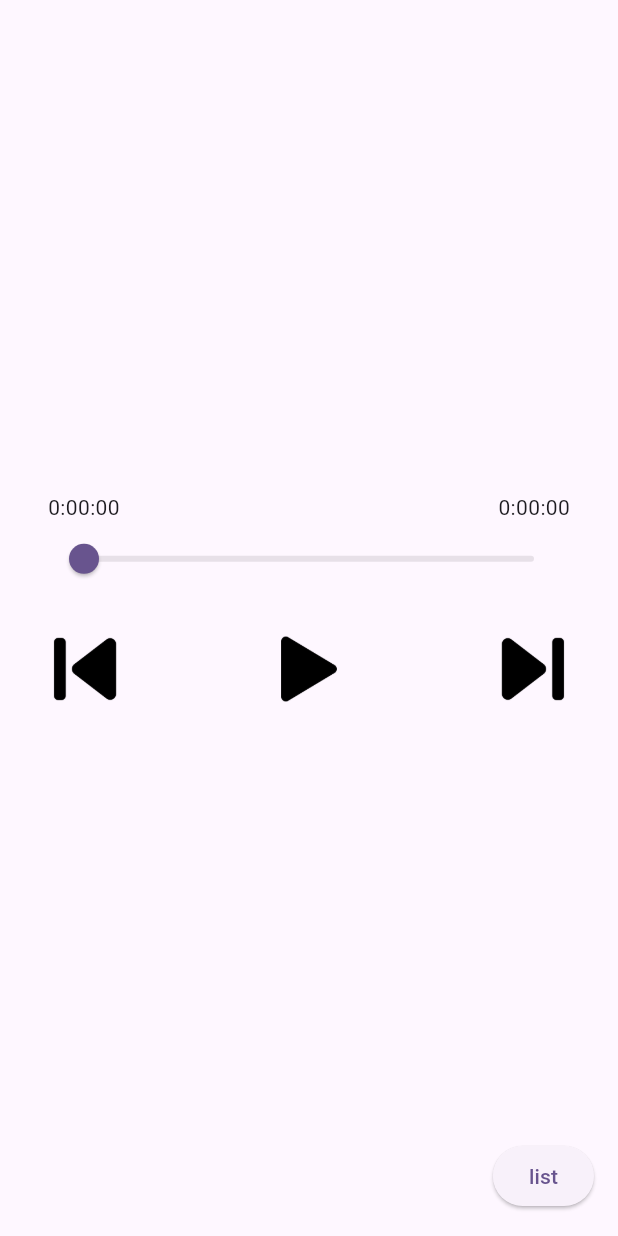
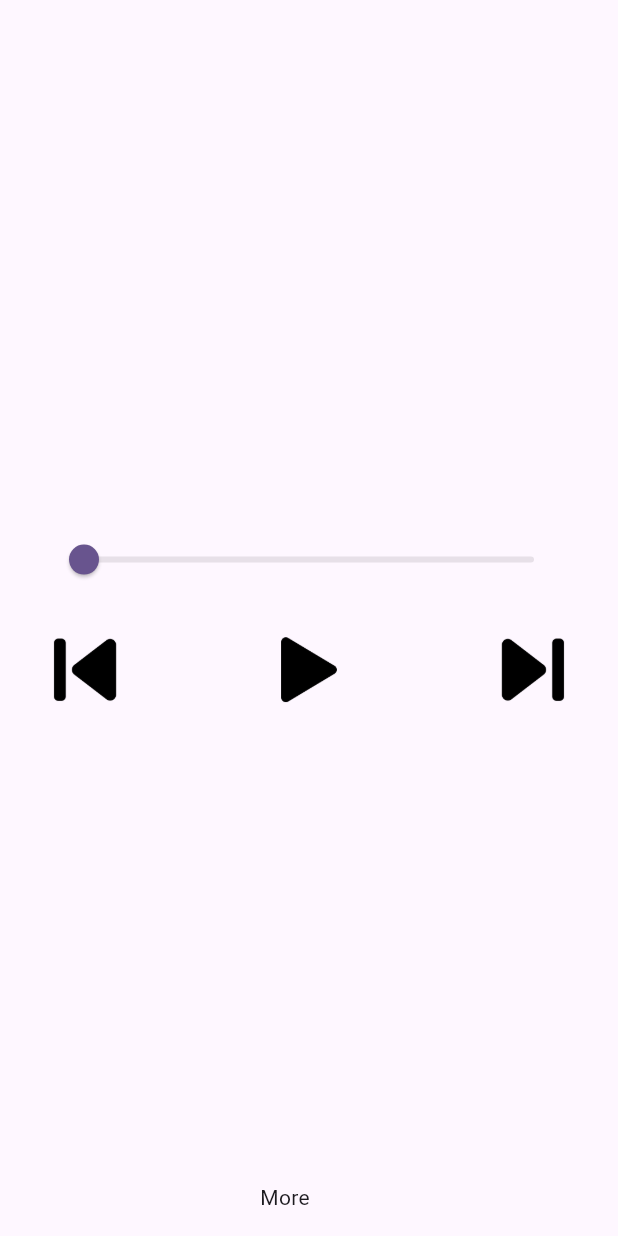
Before and after one commit to abymudaliar/music_player, a Flutter app: the screen it shows after launch, on a phone screen of 412 x 824 dp. Run offline on Flutter 3.47's test engine with Material 3 defaults, Android fonts, the phone set to English and light mode, and no system bars; our stand-ins replace just_audio, on_audio_query, permission_handler.

Commit message:
ui change

```diff
--- a/lib/home_page.dart
+++ b/lib/home_page.dart
@@ -20,6 +20,7 @@ class _HomePageState extends State<HomePage> {
     WidgetsBinding.instance.addPostFrameCallback((timeStamp) {
       var provider = Provider.of<HompageProvider>(context, listen: false);
       provider.setMusic();
+      provider.setPlayList();
     });
     requestPermission();
   }
@@ -40,16 +41,29 @@ class _HomePageState extends State<HomePage> {
                   final position = snapshot.data ?? Duration.zero;
                   final duration = provider.player.duration;
                   Duration result = Duration.zero;
+                  String res = "";
+                  String pos = "";
                   if (duration != null) {
                     result = duration - position;
+
+                    if(duration.inSeconds >= 3600){
+                      res = result.toString().substring(0, 7);
+                      pos = position.toString().substring(0, 7);
+                    }
+                    else{
+                      res = result.toString().substring(2, 7);
+                      pos = position.toString().substring(2, 7);
+                    }
+
                   }
+
                   return Column(
                     children: [
                       Row(
                         mainAxisAlignment: MainAxisAlignment.spaceBetween,
                         children: [
-                          Text(position.toString().substring(0, 7)),
-                          Text(result.toString().substring(0, 7)),
+                          Text(pos),
+                          Text(res),
                         ],
                       ),
                       Slider(
@@ -84,34 +98,24 @@ class _HomePageState extends State<HomePage> {
           ],
         ),
       ),
-      floatingActionButton: ElevatedButton(
-          onPressed: () {
-            Navigator.of(context).push(
-              _createRoute(),
-            );
-          },
-          child: Text("list")),
+      floatingActionButton: Expanded(
+        child: Row(
+          mainAxisAlignment: MainAxisAlignment.center,
+          children: [
+            GestureDetector(
+                onTap: () {
+                  showModalBottomSheet(context: context, isScrollControlled: true, builder: (BuildContext context){
+                    return FractionallySizedBox(heightFactor:0.95,child: AudioList());
+                  });
+                },
+                child: const Text("More",textAlign: TextAlign.center,)),
+          ],
+        ),
+      ),
     );
   }
 }
 
-Route _createRoute() {
-  return PageRouteBuilder(
-    pageBuilder: (context, animation, secondaryAnimation) => AudioList(),
-    transitionsBuilder: (context, animation, secondaryAnimation, child) {
-      const begin = Offset(0.0, 1.0);
-      const end = Offset.zero;
-      const curve = Curves.ease;
-
-      var tween = Tween(begin: begin, end: end).chain(CurveTween(curve: curve));
-
-      return SlideTransition(
-        position: animation.drive(tween),
-        child: child,
-      );
-    },
-  );
-}
 
 Widget playerIcons(BuildContext context, String assetString,
     {bool reverse = false, required GestureTapCallback onTap}) {
```
Also changed, not shown: lib/audio_list.dart (+54 -8 lines), lib/homepage_provider.dart (+40 -29 lines).
